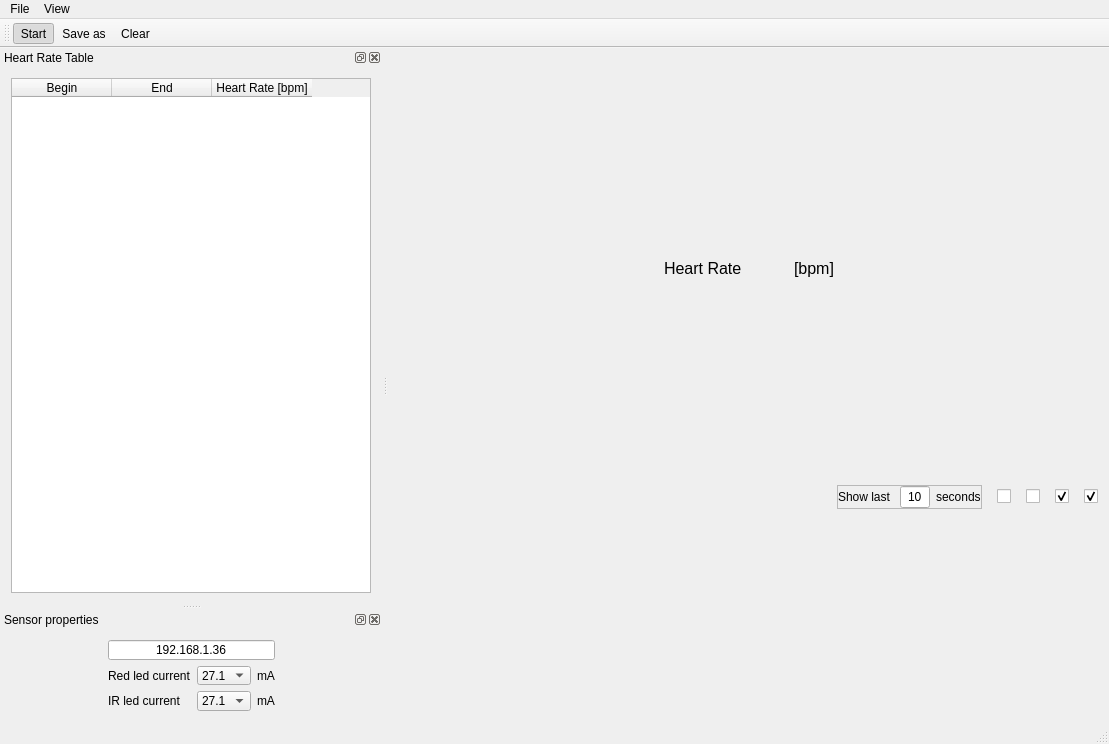
slavek1250/telemed, file telemed_desktop/telemed_desktop/MainWin.ui: the form before one commit.
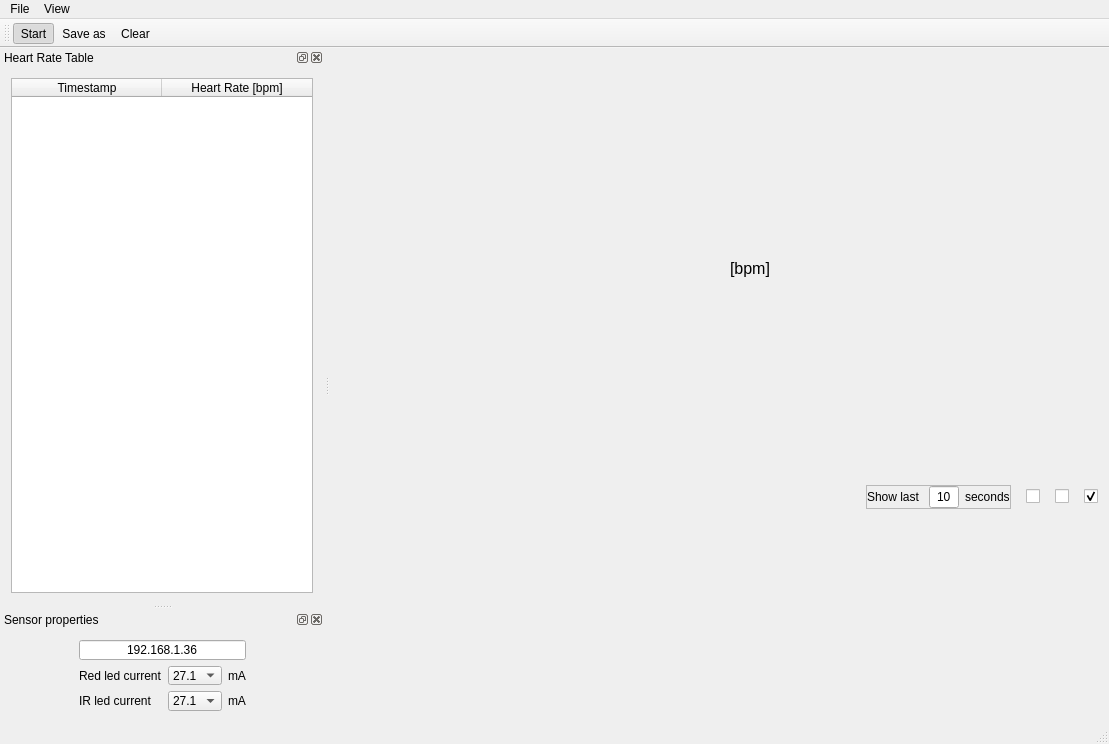
The form after the commit. Icons and pictures are not drawn.

Commit message: Removed beat graph

What changed in the file:
```diff
--- a/telemed_desktop/telemed_desktop/MainWin.ui
+++ b/telemed_desktop/telemed_desktop/MainWin.ui
@@ -47,7 +47,10 @@
          </font>
         </property>
         <property name="text">
-         <string>Heart Rate</string>
+         <string/>
+        </property>
+        <property name="pixmap">
+         <pixmap resource="MainWin.qrc">:/MainWin/media/heart_rate.ico</pixmap>
         </property>
        </widget>
       </item>
@@ -227,16 +230,6 @@
         </property>
        </widget>
       </item>
-      <item>
-       <widget class="QCheckBox" name="beatChckBox">
-        <property name="text">
-         <string/>
-        </property>
-        <property name="checked">
-         <bool>true</bool>
-        </property>
-       </widget>
-      </item>
       <item>
        <widget class="QCheckBox" name="hrChckBox">
         <property name="text">
@@ -299,6 +292,12 @@
      <verstretch>0</verstretch>
     </sizepolicy>
    </property>
+   <property name="minimumSize">
+    <size>
+     <width>320</width>
+     <height>111</height>
+    </size>
+   </property>
    <property name="windowTitle">
     <string>Heart Rate Table</string>
    </property>
@@ -317,18 +316,22 @@
        </property>
        <property name="minimumSize">
         <size>
-         <width>360</width>
+         <width>302</width>
          <height>0</height>
         </size>
        </property>
+       <property name="maximumSize">
+        <size>
+         <width>380</width>
+         <height>16777215</height>
+        </size>
+       </property>
+       <attribute name="horizontalHeaderDefaultSectionSize">
+        <number>150</number>
+       </attribute>
        <column>
         <property name="text">
-         <string>Begin</string>
-        </property>
-       </column>
-       <column>
-        <property name="text">
-         <string>End</string>
+         <string>Timestamp</string>
         </property>
        </column>
        <column>
```
The commit also changes 11 other files.
